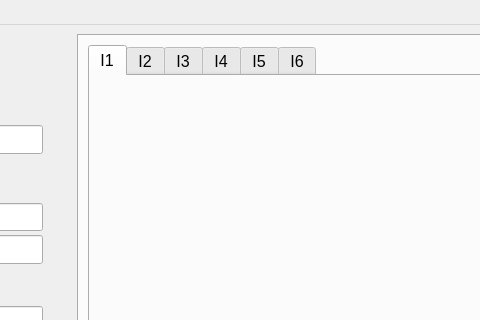
This is Explorer/Explorer.ui in steveknipmeyer/ModelRelief as Qt 5 draws it before an edit; both pictures show x 238 to 718 and y 0 to 320 of the 1171 by 967 pixel window. The edited form follows.
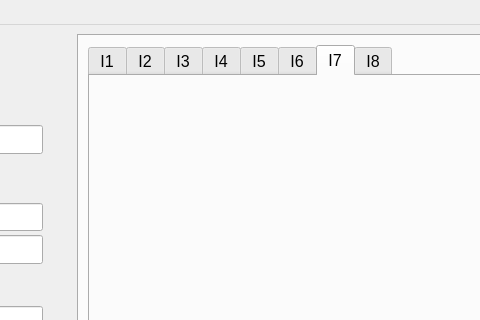
This is the edited form. The open tabs and pages were chosen to show the change. Icons and pictures are not drawn.

Diff of the .ui file:
```diff
--- a/Explorer/Explorer.ui
+++ b/Explorer/Explorer.ui
@@ -308,6 +308,18 @@
            </attribute>
            <layout class="QVBoxLayout" name="verticalLayout_19"/>
           </widget>
+          <widget class="QWidget" name="i7Tab">
+           <attribute name="title">
+            <string>I7</string>
+           </attribute>
+           <layout class="QVBoxLayout" name="verticalLayout_20"/>
+          </widget>
+          <widget class="QWidget" name="i8Tab">
+           <attribute name="title">
+            <string>I8</string>
+           </attribute>
+           <layout class="QVBoxLayout" name="verticalLayout_21"/>
+          </widget>
          </widget>
         </item>
        </layout>
```
